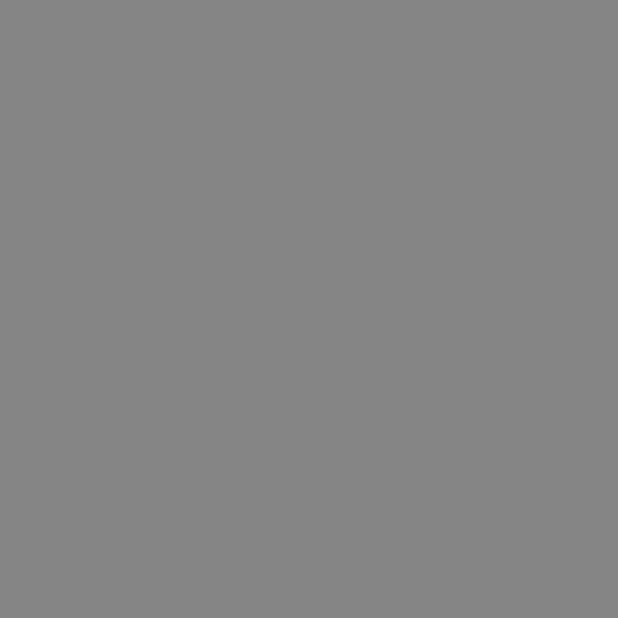
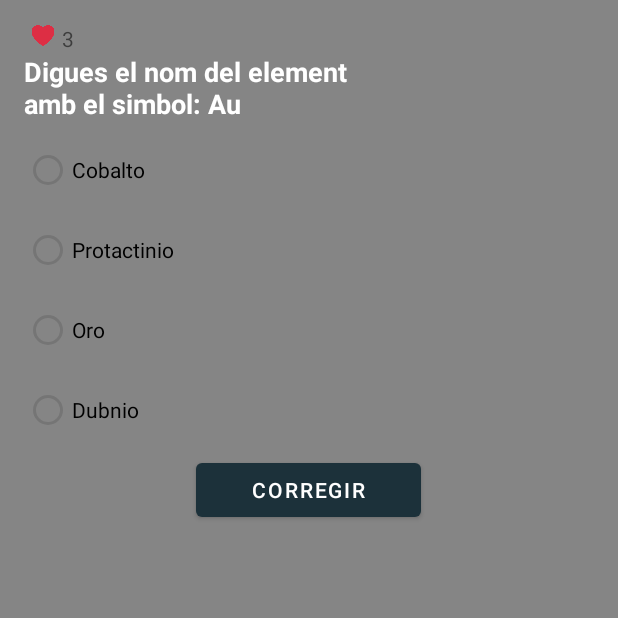
Before and after one commit to TheHypnoo/TablaPeriodica, an Android app: the Game screen opened directly, with no data from a screen before it, on a phone screen of 412 x 824 dp, the top half of it. Before the commit the part shown is empty. Run offline under Robolectric (Android 15) with nearby library versions, the phone set to English and light mode, and no system bars.

Commit message:
Tabla periodica, juego funciona!!

```diff
--- a/app/src/main/java/com/sergigonzalez/tablaperiodica/Game.java
+++ b/app/src/main/java/com/sergigonzalez/tablaperiodica/Game.java
@@ -2,15 +2,257 @@
 
 import androidx.appcompat.app.AppCompatActivity;
 
+import android.content.Intent;
 import android.os.Bundle;
 import android.view.Window;
+import android.widget.Button;
+import android.widget.RadioButton;
+import android.widget.RadioGroup;
+import android.widget.TextView;
+import android.widget.Toast;
 
 public class Game extends AppCompatActivity {
+    TextView enunciadoJuego;
+    TextView muestraVidas;
+    RadioButton bt_radio1;
+    RadioButton bt_radio2;
+    RadioButton bt_radio3;
+    RadioButton bt_radio4;
+    Button bt_corregir;
+    int elementActual = 0;
+    int vida = 3;
 
     @Override
     protected void onCreate(Bundle savedInstanceState) {
         super.onCreate(savedInstanceState);
         supportRequestWindowFeature(Window.FEATURE_NO_TITLE);
         setContentView(R.layout.activity_game);
+        FindID();
+        mostrarPreguntaActual();
+        bt_corregir.setOnClickListener(v -> {
+            validarYPassarseguent();
+        });
     }
+
+    public void FindID() {
+        enunciadoJuego = findViewById(R.id.enunciadoJuego);
+        muestraVidas = findViewById(R.id.Vidas);
+        bt_radio1 = findViewById(R.id.bt_radio1);
+        bt_radio2 = findViewById(R.id.bt_radio2);
+        bt_radio3 = findViewById(R.id.bt_radio3);
+        bt_radio4 = findViewById(R.id.bt_radio4);
+        bt_corregir = findViewById(R.id.bt_corregir);
+    }
+
+    public void mostrarPreguntaActual(){
+        String infoDePregunta = "Digues el nom del element\namb el simbol: "+allElementos.ArrElemento[elementActual].getSimbolo();
+        //simbolPregunta.setText(allElementos.ArrElemento[elementActual].getSimbol());
+        enunciadoJuego.setText(infoDePregunta);
+        int numAux = (int) (Math.random()*4+1);
+        muestraVidas.setText(String.valueOf(vida));
+        if(numAux==1)
+        {
+            bt_radio1.setText(allElementos.ArrElemento[elementActual].getNombre());
+            bt_radio2.setText(allElementos.ArrElemento[(int) (Math.random()*116+0)].getNombre());
+            bt_radio3.setText(allElementos.ArrElemento[(int) (Math.random()*116+0)].getNombre());
+            bt_radio4.setText(allElementos.ArrElemento[(int) (Math.random()*116+0)].getNombre());
+        }
+        else{
+            if(numAux==2)
+            {
+                bt_radio1.setText(allElementos.ArrElemento[(int) (Math.random()*116+0)].getNombre());
+                bt_radio2.setText(allElementos.ArrElemento[elementActual].getNombre());
+                bt_radio3.setText(allElementos.ArrElemento[(int) (Math.random()*116+0)].getNombre());
+                bt_radio4.setText(allElementos.ArrElemento[(int) (Math.random()*116+0)].getNombre());
+            }
+            else{
+                if(numAux==3)
+                {
+                    bt_radio1.setText(allElementos.ArrElemento[(int) (Math.random()*116+0)].getNombre());
+                    bt_radio2.setText(allElementos.ArrElemento[(int) (Math.random()*116+0)].getNombre());
+                    bt_radio3.setText(allElementos.ArrElemento[elementActual].getNombre());
+                    bt_radio4.setText(allElementos.ArrElemento[(int) (Math.random()*116+0)].getNombre());
+                }
+                else{
+                    if(numAux==4)
+                    {
+                        bt_radio1.setText(allElementos.ArrElemento[(int) (Math.random()*116+0)].getNombre());
+                        bt_radio2.setText(allElementos.ArrElemento[(int) (Math.random()*116+0)].getNombre());
+                        bt_radio3.setText(allElementos.ArrElemento[(int) (Math.random()*116+0)].getNombre());
+                        bt_radio4.setText(allElementos.ArrElemento[elementActual].getNombre());
+                    }
+                }
+            }
+        }
+    }
+    public void desmarcador()
+    {
+        RadioGroup desm=findViewById(R.id.grupoBotones);
+        desm.clearCheck();
+    }
+    public void validarYPassarseguent() {
+        //Obtenim resultat del usuari.
+        int resultatSeleccionat = -1;
+        if (bt_radio1.isChecked()) {
+            if (bt_radio1.getText().toString().equalsIgnoreCase(allElementos.ArrElemento[elementActual].getNombre())) {
+                resultatSeleccionat = 0;
+            }
+        } else if (bt_radio2.isChecked()) {
+            if (bt_radio2.getText().toString().equalsIgnoreCase(allElementos.ArrElemento[elementActual].getNombre())) {
+                resultatSeleccionat = 1;
+            }
+        } else if (bt_radio3.isChecked()) {
+            if (bt_radio3.getText().toString().equalsIgnoreCase(allElementos.ArrElemento[elementActual].getNombre())) {
+                resultatSeleccionat = 2;
+            }
+        } else if (bt_radio4.isChecked()) {
+            if (bt_radio4.getText().toString().equalsIgnoreCase(allElementos.ArrElemento[elementActual].getNombre())) {
+                resultatSeleccionat = 3;
+            }
+        }
+        desmarcador();
+        // guarda si es correcta o no
+        if (resultatSeleccionat != -1) {
+            Toast.makeText(Game.this, "Molt be!! element encertat!!", Toast.LENGTH_SHORT).show();
+            elementActual++;
+            if (elementActual < 117) {
+                mostrarPreguntaActual();
+            } else {
+                System.out.println("Has acabado");
+            }
+        } else {
+            elementActual++;
+            if (elementActual < 117) {
+                mostrarPreguntaActual();
+            } else {
+                System.out.println("Has acabado");
+            }
+            Integer.parseInt(String.valueOf(vida));
+            vida--;
+            muestraVidas.setText(String.valueOf(vida));
+            Toast.makeText(Game.this, "Te quedan "+vida+"vidas", Toast.LENGTH_SHORT).show();
+
+            if(vida == 0) {
+                Toast.makeText(Game.this, "Se ha finalizado!", Toast.LENGTH_SHORT).show();
+                finish();
+            }
+        }
+    }
+/*
+    public void Game(){
+        int ArrPos = (int)Math.floor(Math.random()*(-(116 + 0))+(116));
+        int ArrPos2 = (int)Math.floor(Math.random()*(-(116 + 0))+(116));
+        int ArrPos3 = (int)Math.floor(Math.random()*(-(116 + 0))+(116));
+        int ArrPos4 = (int)Math.floor(Math.random()*(-(116 + 0))+(116));
+        int aleatorio = (int)Math.floor(Math.random()*(-(10 + 0))+(10));
+        int aleatorio2 = (int)Math.floor(Math.random()*(1-(4+1))+(4));
+        //Hago que no se repitan!
+        if(ArrPos == ArrPos2 || ArrPos == ArrPos3 || ArrPos == ArrPos4) {
+            ArrPos = (int)Math.floor(Math.random()*(0-(116+1))+(116));
+        } else if(ArrPos2 == ArrPos || ArrPos2 == ArrPos3 || ArrPos2 == ArrPos4) {
+            ArrPos2 = (int)Math.floor(Math.random()*(0-(116+1))+(116));
+        } else if(ArrPos3 == ArrPos || ArrPos3 == ArrPos2 || ArrPos3 == ArrPos4) {
+            ArrPos3 = (int)Math.floor(Math.random()*(0-(116+1))+(116));
+        } else if(ArrPos4 == ArrPos || ArrPos4 == ArrPos2 || ArrPos4 == ArrPos3) {
+            ArrPos4 = (int)Math.floor(Math.random()*(0-(116+1))+(116));
+        }
+
+       // if(aleatorio <= 5) {
+            enunciadoJuego.setText("Selecciona cual es el nombre de este Simbolo: "+allElementos.ArrElemento[ArrPos].getSimbolo());
+            if(aleatorio2 == 1) {
+                bt_radio1.setText(allElementos.ArrElemento[ArrPos].getNombre());
+                bt_radio2.setText(allElementos.ArrElemento[ArrPos2].getNombre());
+                bt_radio3.setText(allElementos.ArrElemento[ArrPos3].getNombre());
+                bt_radio4.setText(allElementos.ArrElemento[ArrPos4].getNombre());
+            } else if(aleatorio2 == 2) {
+                bt_radio1.setText(allElementos.ArrElemento[ArrPos2].getNombre());
+                bt_radio2.setText(allElementos.ArrElemento[ArrPos].getNombre());
+                bt_radio3.setText(allElementos.ArrElemento[ArrPos3].getNombre());
+                bt_radio4.setText(allElementos.ArrElemento[ArrPos4].getNombre());
+            } else if(aleatorio2 == 3) {
+                bt_radio1.setText(allElementos.ArrElemento[ArrPos2].getNombre());
+                bt_radio2.setText(allElementos.ArrElemento[ArrPos3].getNombre());
+                bt_radio3.setText(allElementos.ArrElemento[ArrPos].getNombre());
+                bt_radio4.setText(allElementos.ArrElemento[ArrPos4].getNombre());
+            } else if(aleatorio2 == 4) {
+                bt_radio1.setText(allElementos.ArrElemento[ArrPos2].getNombre());
+                bt_radio2.setText(allElementos.ArrElemento[ArrPos3].getNombre());
+                bt_radio3.setText(allElementos.ArrElemento[ArrPos4].getNombre());
+                bt_radio4.setText(allElementos.ArrElemento[ArrPos].getNombre());
+            }
+        } else if( aleatorio > 5) {
+            enunciadoJuego.setText("Selecciona cual es el Simbolo de este nombre: "+allElementos.ArrElemento[ArrPos].getNombre());
+            if(aleatorio2 == 1) {
+                bt_radio1.setText(allElementos.ArrElemento[ArrPos].getSimbolo());
+                bt_radio2.setText(allElementos.ArrElemento[ArrPos2].getSimbolo());
+                bt_radio3.setText(allElementos.ArrElemento[ArrPos3].getSimbolo());
+                bt_radio4.setText(allElementos.ArrElemento[ArrPos4].getSimbolo());
+            } else if(aleatorio2 == 2) {
+                bt_radio1.setText(allElementos.ArrElemento[ArrPos2].getSimbolo());
+                bt_radio2.setText(allElementos.ArrElemento[ArrPos].getSimbolo());
+                bt_radio3.setText(allElementos.ArrElemento[ArrPos3].getSimbolo());
+                bt_radio4.setText(allElementos.ArrElemento[ArrPos4].getSimbolo());
+            } else if(aleatorio2 == 3) {
+                bt_radio1.setText(allElementos.ArrElemento[ArrPos2].getSimbolo());
+                bt_radio2.setText(allElementos.ArrElemento[ArrPos3].getSimbolo());
+                bt_radio3.setText(allElementos.ArrElemento[ArrPos].getSimbolo());
+                bt_radio4.setText(allElementos.ArrElemento[ArrPos4].getSimbolo());
+            } else if(aleatorio2 == 4) {
+                bt_radio1.setText(allElementos.ArrElemento[ArrPos2].getSimbolo());
+                bt_radio2.setText(allElementos.ArrElemento[ArrPos3].getSimbolo());
+                bt_radio3.setText(allElementos.ArrElemento[ArrPos4].getSimbolo());
+                bt_radio4.setText(allElementos.ArrElemento[ArrPos].getSimbolo());
+            }
+        }
+
+
+
+        int finalArrPos = ArrPos;
+        bt_corregir.setOnClickListener(v -> {
+            if(bt_radio1.getText().toString().equals(allElementos.ArrElemento[finalArrPos].getNombre())) {
+                System.out.println("Correcto!1");
+                Game();
+            } else if(bt_radio2.getText().toString().equals(allElementos.ArrElemento[finalArrPos].getNombre())){
+                System.out.println("Correcto!2");
+                Game();
+            } else if(bt_radio3.getText().toString().equals(allElementos.ArrElemento[finalArrPos].getNombre())) {
+                System.out.println("Correcto!3");
+                Game();
+            } else if(bt_radio4.getText().toString().equals(allElementos.ArrElemento[finalArrPos].getNombre())) {
+                System.out.println("Correcto!4");
+                Game();
+            } else if(!bt_radio1.getText().toString().equals(allElementos.ArrElemento[finalArrPos].getNombre())) {
+                System.out.println("Incorrecto!1");
+            } else if(!bt_radio2.getText().toString().equals(allElementos.ArrElemento[finalArrPos].getNombre())){
+                System.out.println("Incorrecto!2");
+            } else if(!bt_radio3.getText().toString().equals(allElementos.ArrElemento[finalArrPos].getNombre())) {
+                System.out.println("Incorrecto!3");
+            } else if(!bt_radio4.getText().toString().equals(allElementos.ArrElemento[finalArrPos].getNombre())) {
+                System.out.println("Incorrecto!4");
+                /*
+            } else if(bt_radio1.getText() == allElementos.ArrElemento[finalArrPos].getSimbolo()) {
+                System.out.println("Correcto!5");
+                Game();
+            } else if(bt_radio2.getText() == allElementos.ArrElemento[finalArrPos].getSimbolo()){
+                System.out.println("Correcto!6");
+                Game();
+            } else if(bt_radio3.getText() == allElementos.ArrElemento[finalArrPos].getSimbolo()) {
+                System.out.println("Correcto!7");
+                Game();
+            } else if(bt_radio4.getText() == allElementos.ArrElemento[finalArrPos].getSimbolo()) {
+                System.out.println("Correcto!8");
+                Game();
+            }else if(bt_radio1.getText() != allElementos.ArrElemento[finalArrPos].getSimbolo()) {
+                System.out.println("Incorrecto!5");
+            } else if(bt_radio2.getText() != allElementos.ArrElemento[finalArrPos].getSimbolo()){
+                System.out.println("Incorrecto!6");
+            } else if(bt_radio3.getText() != allElementos.ArrElemento[finalArrPos].getSimbolo()) {
+                System.out.println("Incorrecto!7");
+            } else if(bt_radio4.getText() != allElementos.ArrElemento[finalArrPos].getSimbolo()) {
+                System.out.println("Incorrecto!8");
+            }
+
+        }});
+
+        */
 }
--- a/app/src/main/res/layout/activity_game.xml
+++ b/app/src/main/res/layout/activity_game.xml
@@ -19,5 +19,86 @@
         app:layout_constraintBottom_toBottomOf="parent"
         app:layout_constraintEnd_toEndOf="parent"
         app:layout_constraintStart_toStartOf="parent"
-        app:layout_constraintTop_toTopOf="parent"></LinearLayout>
+        app:layout_constraintTop_toTopOf="parent">
+
+        <LinearLayout
+            android:layout_width="wrap_content"
+            android:layout_height="wrap_content"
+            android:orientation="horizontal">
+
+            <ImageView
+                android:id="@+id/imageView2"
+                android:layout_width="25dp"
+                android:layout_height="15dp"
+                app:srcCompat="@mipmap/corazon" />
+
+            <TextView
+                android:id="@+id/Vidas"
+                android:layout_width="wrap_content"
+                android:layout_height="wrap_content" />
+        </LinearLayout>
+
+        <TextView
+            android:id="@+id/enunciadoJuego"
+            android:layout_width="match_parent"
+            android:layout_height="wrap_content"
+            android:hint="Selecciona cual es el nombre del elemento de este Simbolo:"
+            android:textColor="#FFFFFF"
+            android:textSize="18sp"
+            android:textStyle="bold" />
+
+        <Space
+            android:layout_width="match_parent"
+            android:layout_height="8dp" />
+
+        <RadioGroup
+            android:id="@+id/grupoBotones"
+            android:layout_width="match_parent"
+            android:layout_height="match_parent">
+
+            <RadioButton
+                android:id="@+id/bt_radio1"
+                android:layout_width="match_parent"
+                android:layout_height="wrap_content" />
+
+            <Space
+                android:layout_width="match_parent"
+                android:layout_height="5dp" />
+
+            <RadioButton
+                android:id="@+id/bt_radio2"
+                android:layout_width="match_parent"
+                android:layout_height="wrap_content" />
+
+            <Space
+                android:layout_width="match_parent"
+                android:layout_height="5dp" />
+
+            <RadioButton
+                android:id="@+id/bt_radio3"
+                android:layout_width="match_parent"
+                android:layout_height="wrap_content" />
+
+            <Space
+                android:layout_width="match_parent"
+                android:layout_height="5dp" />
+
+            <RadioButton
+                android:id="@+id/bt_radio4"
+                android:layout_width="match_parent"
+                android:layout_height="wrap_content" />
+
+            <Space
+                android:layout_width="match_parent"
+                android:layout_height="5dp" />
+
+            <Button
+                android:id="@+id/bt_corregir"
+                android:layout_width="150dp"
+                android:layout_height="wrap_content"
+                android:layout_gravity="center"
+                android:text="Corregir"
+                android:textColor="#FFFFFF" />
+        </RadioGroup>
+    </LinearLayout>
 </androidx.constraintlayout.widget.ConstraintLayout>
```
Also changed, not shown: app/src/main/java/com/sergigonzalez/tablaperiodica/allElementos.java (+15 -15 lines), app/src/main/java/com/sergigonzalez/tablaperiodica/clickElemento.java (+11 -0 lines), app/src/main/res/layout/activity_click_elemento.xml (+20 -0 lines), app/src/main/res/mipmap-mdpi/corazon.png (added).
